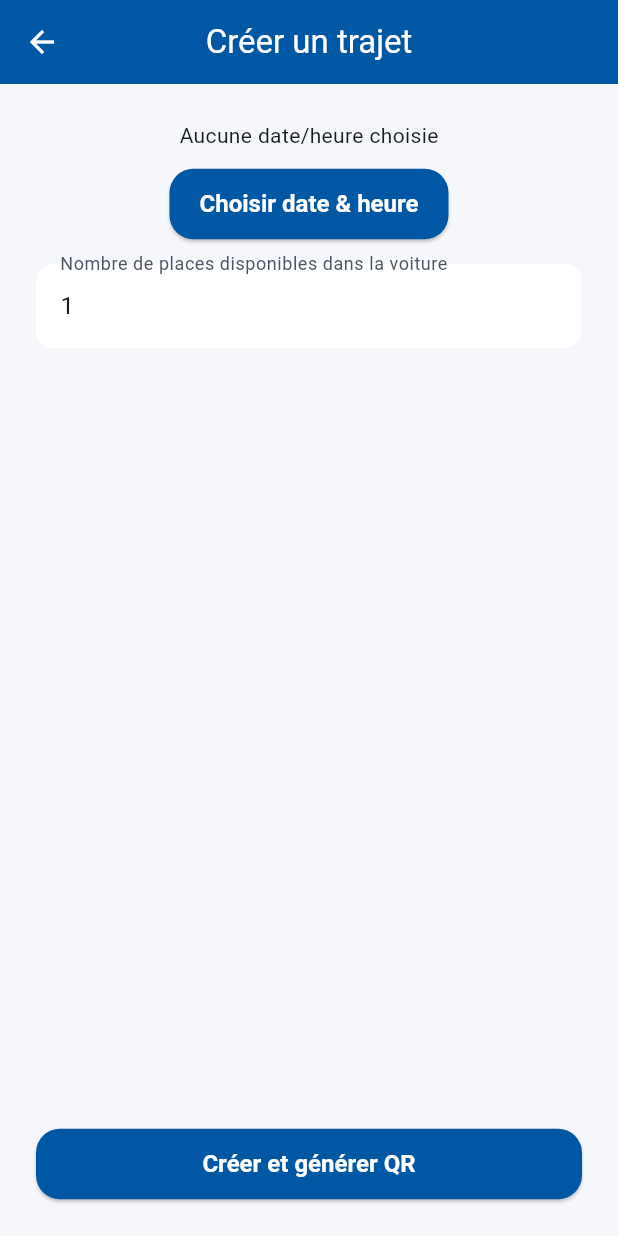
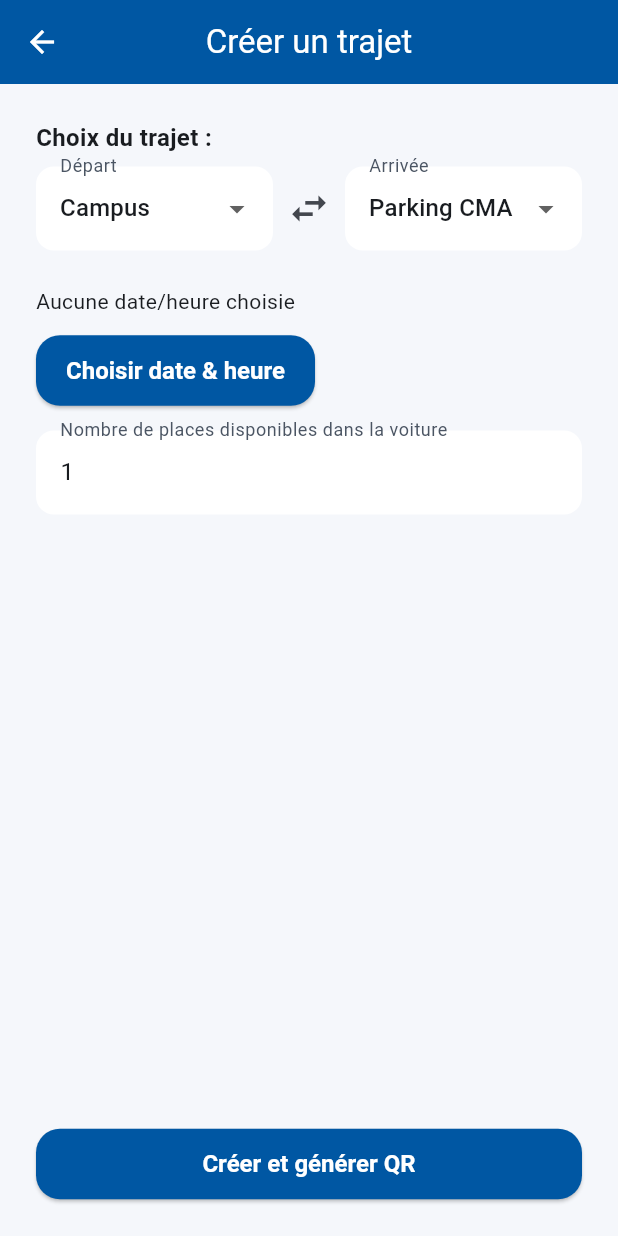
Before and after one commit to alicedebaene/covoit_app, a Flutter app: the CreateTripPage screen opened directly, on a phone screen of 412 x 824 dp. Run offline on Flutter 3.47's test engine with Material 3 defaults, Android fonts, the phone set to English and light mode, and no system bars; our stand-ins replace file_picker, qr_flutter, supabase_flutter; missing offline and left inert: mobile_scanner; accounts and stored records are empty.

Commit message:
création aller-retour points différents

```diff
--- a/lib/auth/screens/common/driver/create_trip_page.dart
+++ b/lib/auth/screens/common/driver/create_trip_page.dart
@@ -1,6 +1,7 @@
 import 'package:flutter/material.dart';
 import 'package:covoit_app/service/trip_service.dart';
 import 'package:covoit_app/auth/screens/common/driver/trip_qr_page.dart';
+import 'package:covoit_app/auth/screens/common/driver/my_trips_page.dart';
 import 'package:covoit_app/widgets/loading_indicator.dart';
 
 class CreateTripPage extends StatefulWidget {
@@ -17,6 +18,18 @@ class _CreateTripPageState extends State<CreateTripPage> {
 
   int nbPlaces = 1;
   final nbPlacesController = TextEditingController(text: '1');
+
+  // Sens du trajet
+  String depart = "Campus";
+  String arrivee = "Parking CMA";
+
+  void _invertDirection() {
+    setState(() {
+      final oldDepart = depart;
+      depart = arrivee;
+      arrivee = oldDepart;
+    });
+  }
 
   @override
   void dispose() {
@@ -75,17 +88,52 @@ class _CreateTripPageState extends State<CreateTripPage> {
     });
 
     try {
-      // 🟢 Appel avec paramètres NOMMÉS
+      // Création du trajet (aller OU retour)
       final trip = await tripService.createTrip(
         heureDepart: selectedDateTime!,
         nbPlaces: nbPlaces,
+        depart: depart,
+        arrivee: arrivee,
       );
 
       if (!mounted) return;
 
+      // 🟢 Cas 1 : Aller -> on montre le QR
+      if (depart != 'Parking CMA') {
+        Navigator.of(context).pushReplacement(
+          MaterialPageRoute(
+            builder: (_) => TripQrPage(trip: trip),
+          ),
+        );
+        return;
+      }
+
+      // 🔵 Cas 2 : Retour (Parking CMA -> …)
+      await showDialog(
+        context: context,
+        builder: (context) {
+          return AlertDialog(
+            title: const Text('Trajet retour créé'),
+            content: const Text(
+              'Ton trajet retour depuis le parking a bien été créé.\n\n'
+              'Pour sortir du parking, le surveillant doit scanner le même QR code '
+              'que pour ton trajet aller.\n\n'
+              'Les passagers pourront réserver ce trajet retour dans l\'onglet passager.',
+            ),
+            actions: [
+              TextButton(
+                onPressed: () => Navigator.of(context).pop(),
+                child: const Text('OK'),
+              ),
+            ],
+          );
+        },
+      );
+
+      // On renvoie le conducteur vers ses trajets
       Navigator.of(context).pushReplacement(
         MaterialPageRoute(
-          builder: (_) => TripQrPage(trip: trip),
+          builder: (_) => const MyTripsPage(),
         ),
       );
     } catch (e) {
@@ -114,7 +162,76 @@ class _CreateTripPageState extends State<CreateTripPage> {
       body: Padding(
         padding: const EdgeInsets.all(24.0),
         child: Column(
+          crossAxisAlignment: CrossAxisAlignment.start,
           children: [
+            // --- Choix du trajet ---
+            const Text(
+              'Choix du trajet :',
+              style: TextStyle(fontSize: 16, fontWeight: FontWeight.bold),
+            ),
+            const SizedBox(height: 8),
+
+            Row(
+              children: [
+                Expanded(
+                  child: DropdownButtonFormField<String>(
+                    value: depart,
+                    decoration: const InputDecoration(labelText: 'Départ'),
+                    items: const [
+                      DropdownMenuItem(
+                        value: 'Campus',
+                        child: Text('Campus'),
+                      ),
+                      DropdownMenuItem(
+                        value: 'Camping',
+                        child: Text('Camping'),
+                      ),
+                      DropdownMenuItem(
+                        value: 'Parking CMA',
+                        child: Text('Parking CMA'),
+                      ),
+                    ],
+                    onChanged: (val) {
+                      if (val == null) return;
+                      setState(() => depart = val);
+                    },
+                  ),
+                ),
+                IconButton(
+                  onPressed: _invertDirection,
+                  icon: const Icon(Icons.swap_horiz, size: 30),
+                  tooltip: 'Inverser trajet (retour)',
+                ),
+                Expanded(
+                  child: DropdownButtonFormField<String>(
+                    value: arrivee,
+                    decoration: const InputDecoration(labelText: 'Arrivée'),
+                    items: const [
+                      DropdownMenuItem(
+                        value: 'Parking CMA',
+                        child: Text('Parking CMA'),
+                      ),
+                      DropdownMenuItem(
+                        value: 'Campus',
+                        child: Text('Campus'),
+                      ),
+                      DropdownMenuItem(
+                        value: 'Camping',
+                        child: Text('Camping'),
+                      ),
+                    ],
+                    onChanged: (val) {
+                      if (val == null) return;
+                      setState(() => arrivee = val);
+                    },
+                  ),
+                ),
+              ],
+            ),
+
+            const SizedBox(height: 24),
+
+            // --- Date / heure ---
             Text(dtText),
             const SizedBox(height: 12),
             ElevatedButton(
@@ -122,6 +239,8 @@ class _CreateTripPageState extends State<CreateTripPage> {
               child: const Text('Choisir date & heure'),
             ),
             const SizedBox(height: 16),
+
+            // --- Nb places ---
             TextField(
               controller: nbPlacesController,
               keyboardType: TextInputType.number,
@@ -130,12 +249,15 @@ class _CreateTripPageState extends State<CreateTripPage> {
               ),
             ),
             const SizedBox(height: 16),
+
             if (error != null)
               Text(
                 error!,
                 style: const TextStyle(color: Colors.red),
               ),
+
             const Spacer(),
+
             SizedBox(
               width: double.infinity,
               child: ElevatedButton(
```
Also changed, not shown: lib/service/trip_service.dart (+9 -3 lines).
